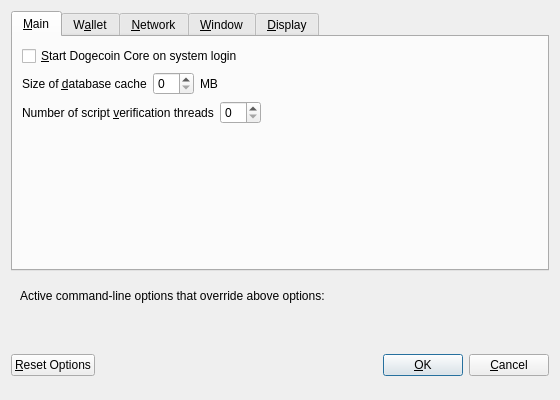
Muricoin/Muricoin, file src/qt/forms/optionsdialog.ui: the form before one commit.
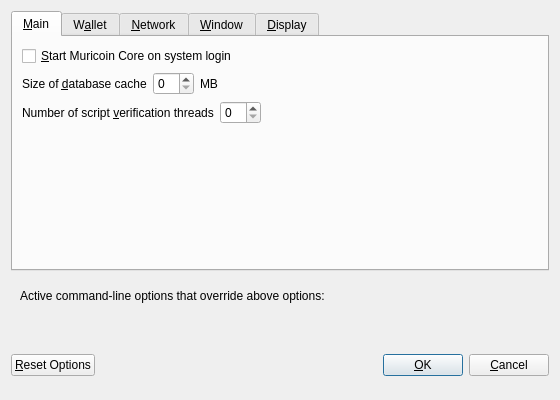
The form after the commit. Custom widgets are drawn as their Qt base class.

```diff
--- a/src/qt/forms/optionsdialog.ui
+++ b/src/qt/forms/optionsdialog.ui
@@ -33,7 +33,7 @@
           <string>Automatically start Dogecoin Core after logging in to the system.</string>
          </property>
          <property name="text">
-          <string>&amp;Start Dogecoin Core on system login</string>
+          <string>&amp;Start Muricoin Core on system login</string>
          </property>
         </widget>
        </item>
```
Left out of the diff: 8 changed lines with no effect on the pictures.
